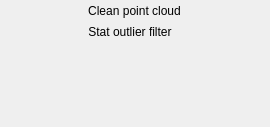
Before: the Qt Designer form src/gui/forms/toolbar_pointEdition.ui in open-scan-crew/OpenScanTools, drawn with Qt 5.
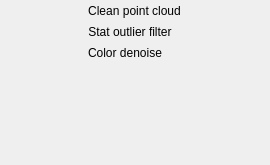
After: the same form once the commit is applied. Icons and pictures are not drawn.

Commit message: Add color denoise scan export filter

What changed in the file:
```diff
--- a/src/gui/forms/toolbar_pointEdition.ui
+++ b/src/gui/forms/toolbar_pointEdition.ui
@@ -7,7 +7,7 @@
     <x>0</x>
     <y>0</y>
     <width>270</width>
-    <height>127</height>
+    <height>165</height>
    </rect>
   </property>
   <property name="windowTitle">
@@ -66,6 +66,27 @@
      </property>
     </widget>
    </item>
+   <item row="2" column="0">
+    <widget class="QToolButton" name="toolButton_colorDenoiseFilter">
+     <property name="toolTip">
+      <string>This filter smooths RGB (or intensity) noise without deleting points. The result will be exported to the folder of your choice.
+You can apply the filter to clipped scans.</string>
+     </property>
+     <property name="text">
+      <string>Color denoise</string>
+     </property>
+     <property name="icon">
+      <iconset resource="../../../openscantools.qrc">
+       <normaloff>:/icons/100x100/so_filter.png</normaloff>:/icons/100x100/so_filter.png</iconset>
+     </property>
+     <property name="toolButtonStyle">
+      <enum>Qt::ToolButtonTextBesideIcon</enum>
+     </property>
+     <property name="autoRaise">
+      <bool>true</bool>
+     </property>
+    </widget>
+   </item>
    <item row="0" column="0">
     <widget class="QToolButton" name="toolButton_deleteClippedPoints">
      <property name="enabled">
```
Left out of the diff: 1 changed line with no effect on the pictures. The commit also changes 28 other files.
